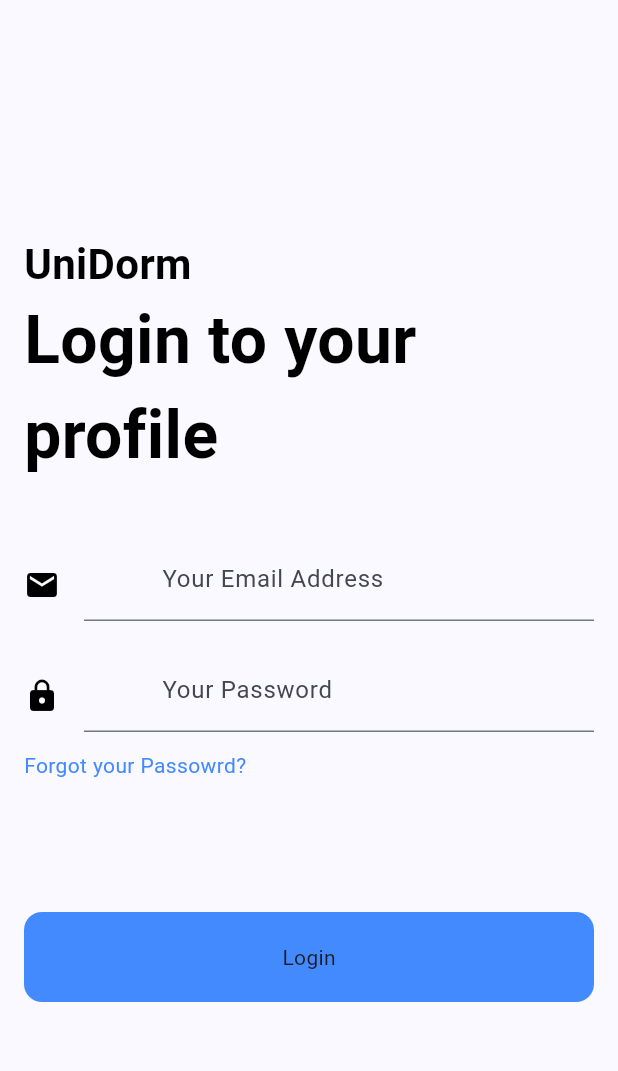
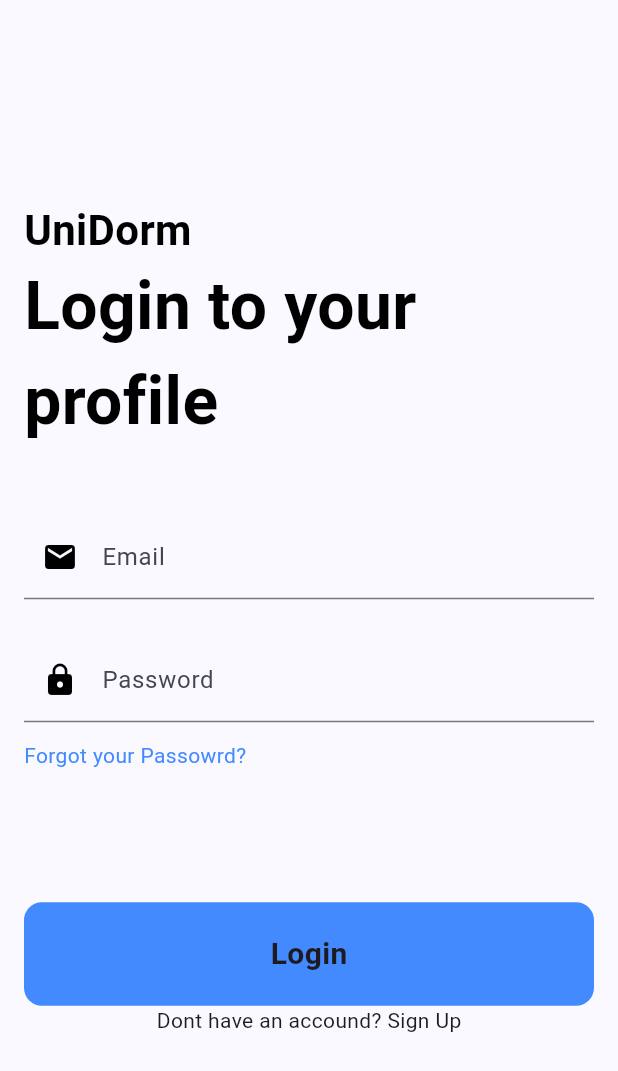
Before and after one commit to Ivicago5/UniDorm, a Flutter app: the screen it shows after launch, on a phone screen of 412 x 824 dp. Shown: the top 1071 px of the screen. Run offline on Flutter 3.47's test engine with Material 3 defaults, Android fonts, the phone set to English and light mode, and no system bars; our stand-ins replace google_fonts, supabase_flutter; accounts and stored records are empty; Roboto replaces fonts that are missing (Gabarito).

Commit message:
login-auth

```diff
--- /dev/null
+++ b/lib/auth/auth_gate.dart
@@ -0,0 +1,50 @@
+/*
+
+AUTH GATE - Constantly listen for auth state changes
+
+
+--------------------------------------------------------------
+
+
+unauthenticated -> LoginPage
+authenticated -> Profile Page
+
+
+*/
+
+
+import 'package:flutter/material.dart';
+import 'package:supabase_flutter/supabase_flutter.dart';
+
+import '../pages/login_page.dart';
+import '../pages/profile_page.dart';
+
+class AuthGate extends StatelessWidget {
+  const AuthGate({super.key});
+
+  @override
+  Widget build(BuildContext context) {
+    return StreamBuilder(
+      //listen to auth state changes
+      stream: Supabase.instance.client.auth.onAuthStateChange,
+
+      //build appropriate page based on auth state
+      builder: (context, snapshot) {
+        //loagding
+        if (snapshot.connectionState == ConnectionState.waiting) {
+          return const Scaffold(
+            body: Center(child: CircularProgressIndicator()),
+          );
+        }
+
+        final session = snapshot.hasData ? snapshot.data!.session : null;
+
+        if(session != null){
+          return ProfilePage();
+        } else {
+          return LoginPage();
+        }
+      }
+    );
+  }
+}
--- a/lib/main.dart
+++ b/lib/main.dart
@@ -1,126 +1,32 @@
-import 'dart:ui';
+import 'package:google_fonts/google_fonts.dart';
+import 'package:flutter/material.dart';
+import 'package:supabase_flutter/supabase_flutter.dart';
+import 'package:unidorm/auth/auth_gate.dart';
 
-import 'package:flutter/material.dart';
+void main() async {
+  await Supabase.initialize(
+    url: 'https://vahhilqwtipmruxynjwz.supabase.co',
+    anonKey: 'eyJhbGciOiJIUzI1NiIsInR5cCI6IkpXVCJ9.eyJpc3MiOiJzdXBhYmFzZSIsInJlZiI6InZhaGhpbHF3dGlwbXJ1eHluand6Iiwicm9sZSI6ImFub24iLCJpYXQiOjE3MzI5Nzc1MTgsImV4cCI6MjA0ODU1MzUxOH0.lG-0yCKcuod2wJx8qIsTPGDXqdcNNNp2oEveOH5hBbA',
+  );
 
-void main() {
-  runApp(const MyApp() );
+  runApp(const MyApp());
 }
+
 class MyApp extends StatelessWidget {
   const MyApp({super.key});
 
   @override
   Widget build(BuildContext context) {
+    final textTheme = Theme.of(context).textTheme;
     return MaterialApp(
       debugShowCheckedModeBanner: false,
       title: 'Uni Dorm',
       theme: ThemeData(
+        textTheme: GoogleFonts.gabaritoTextTheme(textTheme),
         colorScheme: ColorScheme.fromSeed(seedColor: Colors.blueAccent),
         useMaterial3: true,
       ),
-      home: const HomePage(),
+      home: const AuthGate(),
     );
   }
 }
-
-class HomePage extends StatefulWidget {
-  const HomePage({super.key});
-
-  @override
-  State<HomePage> createState() => _HomePageState();
-}
-
-class _HomePageState extends State<HomePage> {
-  @override
-  Widget build(BuildContext context) {
-    return const Scaffold(
-      body: LoginPage(),
-    );
-  }
-}
-
-class LoginPage extends StatefulWidget {
-  const LoginPage({super.key});
-
-  @override
-  State<LoginPage> createState() => _LoginPageState();
-}
-
-class _LoginPageState extends State<LoginPage> {
-  @override
-  Widget build(BuildContext context) {
-    return  Padding(
-      padding: const EdgeInsets.all(16.0),
-      child: Column(
-        mainAxisAlignment: MainAxisAlignment.center,
-        crossAxisAlignment: CrossAxisAlignment.start,
-        children: [
-          const Text(
-            "UniDorm",
-            style: TextStyle(
-              color: Colors.black,
-              fontSize: 28.0,
-              fontWeight: FontWeight.bold,
-            ),
-          ),
-          const Text(
-            "Login to your profile",
-            style: TextStyle(
-              color: Colors.black,
-              fontSize: 44.0,
-              fontWeight: FontWeight.bold,
-            ),
-            ),
-          const SizedBox(
-            height: 44.0,
-          ),
-          const TextField(
-            keyboardType: TextInputType.emailAddress,
-            decoration: InputDecoration(
-              hintText: "Your Email Address",
-              prefixIcon: Align(heightFactor: 5.0 , widthFactor: 100.0,), icon: Icon(Icons.mail,color: Colors.black,)
-            ),
-          ),
-          const SizedBox(
-            height: 26.0,
-          ),
-          const TextField(
-            obscureText: true,
-            decoration: InputDecoration(
-              hintText: "Your Password",
-              prefixIcon: Align(heightFactor: 5.0 ,widthFactor: 1.0,), icon: Icon(Icons.lock,color: Colors.black,)
-            ),
-          ),
-          const SizedBox(
-            height: 12.0,
-          ),
-          const Text(
-            "Forgot your Passowrd?",
-            style: TextStyle(
-              color: Colors.blueAccent,
-            ),
-          ),
-          const SizedBox(
-            height: 88.0,
-          ),
-          Center(
-            child: Container(
-            width: 600.0,
-            child: RawMaterialButton(
-              fillColor: Colors.blueAccent,
-              elevation: 0.0,
-              padding: const EdgeInsets.symmetric(vertical: 20.0),
-              shape: RoundedRectangleBorder(
-                borderRadius: BorderRadius.circular(12.0)
-              ),
-              onPressed: () {},
-               child: const Text("Login"),
-            ),
-          ) ,
-          )
-
-
-        ],
-      ),
-    );
-  }
-}
--- /dev/null
+++ b/lib/pages/login_page.dart
@@ -0,0 +1,133 @@
+import 'dart:math';
+
+import 'package:flutter/material.dart';
+import 'package:unidorm/auth/auth_service.dart';
+
+import 'register_page.dart';
+
+class LoginPage extends StatefulWidget {
+  const LoginPage({super.key});
+
+  @override
+  State<LoginPage> createState() => _LoginPageState();
+}
+
+class _LoginPageState extends State<LoginPage> {
+  //get auth service
+  final authService = AuthService();
+
+  //text controllers
+  final _emailController = TextEditingController();
+  final _passwordController = TextEditingController();
+
+
+  void login() async {
+    final email = _emailController.text;
+    final password = _passwordController.text;
+
+
+    //attempt login..
+    try{
+      await authService.signInWithEmailPassword(email, password);
+    } catch (error){
+        if (mounted) {
+          ScaffoldMessenger.of(context).showSnackBar(SnackBar(content: Text("Error: $error")));
+        }
+    }
+  }
+
+  @override
+  Widget build(BuildContext context) {
+    return Scaffold(
+      body: Padding(
+      padding: const EdgeInsets.all(16.0),
+      child: Column(
+        mainAxisAlignment: MainAxisAlignment.center,
+        crossAxisAlignment: CrossAxisAlignment.start,
+        children: [
+            const Text(
+            "UniDorm",
+            style: TextStyle(
+              color: Colors.black,
+              fontSize: 28.0,
+              fontWeight: FontWeight.bold,
+              ),
+            ),
+           const Text(
+            "Login to your profile",
+            style: TextStyle(
+              color: Colors.black,
+              fontSize: 44.0,
+              fontWeight: FontWeight.bold,
+              ),
+           ),
+          const SizedBox(
+            height: 44.0,
+          ),
+          TextField(
+            keyboardType: TextInputType.emailAddress,
+            decoration: InputDecoration(
+              labelText: "Email",
+              prefixIcon:Icon(Icons.mail,color: Colors.black,)
+            ),
+            controller: _emailController,
+          ),
+          const SizedBox(
+            height: 26.0,
+          ),
+          TextField(
+            obscureText: true,
+            decoration: InputDecoration(
+              labelText: "Password",
+              prefixIcon: Icon(Icons.lock,color: Colors.black,)
+            ),
+            controller: _passwordController,
+          ),
+          const SizedBox(
+            height: 12.0,
+          ),
+          const Text(
+            "Forgot your Passowrd?",
+            style: TextStyle(
+              color: Colors.blueAccent,
+            ),
+          ),
+          const SizedBox(
+            height: 88.0,
+          ),
+            Center(
+              child: SizedBox(
+                width: 450.0,
+                child: RawMaterialButton(
+                  fillColor: Colors.blueAccent,
+                  elevation: 0.0,
+                  padding: const EdgeInsets.symmetric(vertical: 20.0),
+                  shape: RoundedRectangleBorder(
+                    borderRadius: BorderRadius.circular(12.0)
+                  ),
+                  onPressed: login,
+                   child: const Text("Login",
+                    style: TextStyle(
+                      fontWeight: FontWeight.bold,
+                      fontSize: 20.0,
+                    ),
+                   ),
+                ),
+              ),
+            ),
+            GestureDetector(
+              onTap: () => Navigator.push(
+                context,
+                MaterialPageRoute(builder: (context) => const RegisterPage(),
+                )),
+              child:
+                Center(
+                  child: Text("Dont have an accound? Sign Up"),
+                )
+            ),
+          ],
+      ),
+    ),
+    );
+  }
+}
--- a/pubspec.yaml
+++ b/pubspec.yaml
@@ -35,6 +35,8 @@ dependencies:
   # The following adds the Cupertino Icons font to your application.
   # Use with the CupertinoIcons class for iOS style icons.
   cupertino_icons: ^1.0.8
+  google_fonts: ^6.2.1
+  supabase_flutter: ^2.8.1
 
 dev_dependencies:
   flutter_test:
@@ -45,7 +47,7 @@ dev_dependencies:
   # activated in the `analysis_options.yaml` file located at the root of your
   # package. See that file for information about deactivating specific lint
   # rules and activating additional ones.
-  flutter_lints: ^4.0.0
+  flutter_lints: ^5.0.0
 
 # For information on the generic Dart part of this file, see the
 # following page: https://dart.dev/tools/pub/pubspec
```
Also changed, not shown: lib/auth/auth_service.dart (added, +38 -0 lines), lib/pages/chat_page.dart (deleted, +0 -14 lines), lib/pages/home_page.dart (deleted, +0 -67 lines), lib/pages/main_page.dart (deleted, +0 -62 lines), lib/pages/newsletter_page.dart (deleted, +0 -14 lines), lib/pages/profile_page.dart (added, +18 -0 lines), lib/pages/register_page.dart (added, +143 -0 lines), pubspec.lock, 5 other files.
